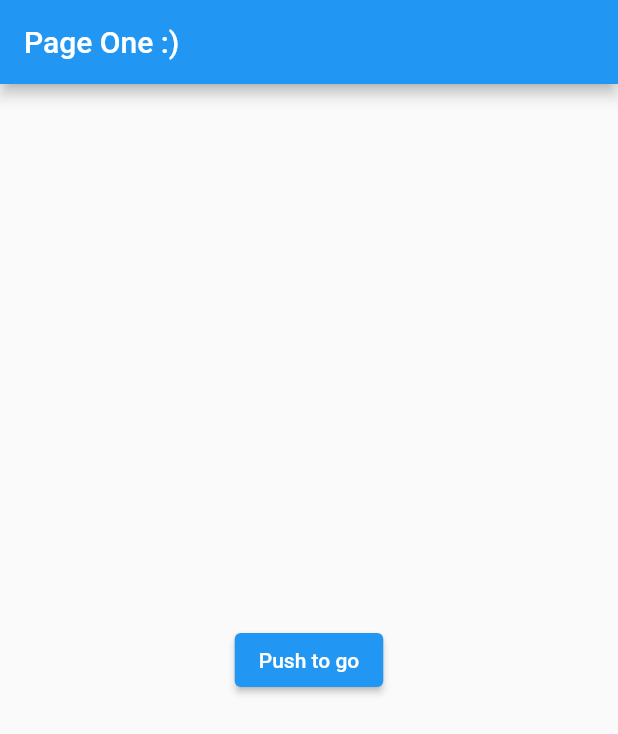
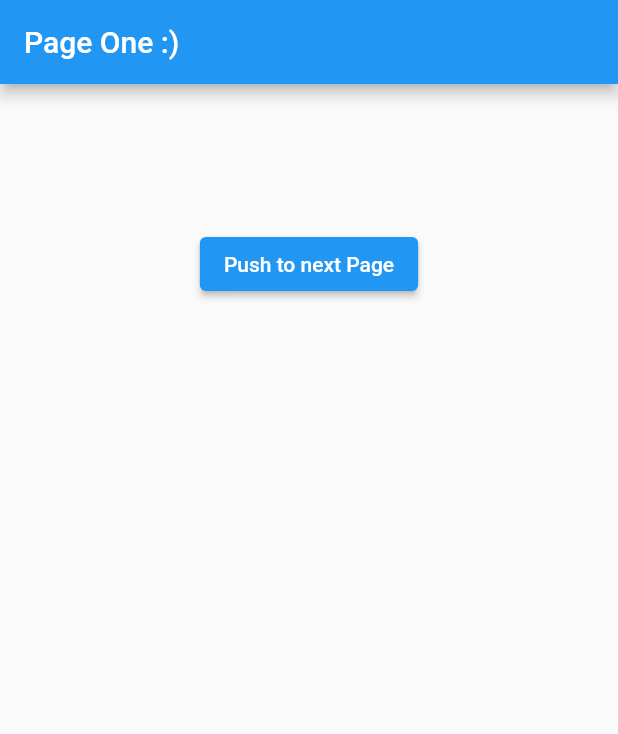
Before and after one commit to flutter-developer-roadmap/navy_flutter, a Flutter app: the screen it shows after launch, on a phone screen of 412 x 824 dp. Shown: the top 734 px of the screen. Run offline on Flutter 3.47's test engine with Material 2 defaults, Android fonts, the phone set to English and light mode, and no system bars.

Commit message:
troca de informações entre rotas

```diff
--- a/lib/pages/home_page.dart
+++ b/lib/pages/home_page.dart
@@ -9,19 +9,40 @@ class MyHomePage extends StatefulWidget {
 }
 
 class _MyHomePage extends State<MyHomePage> {
+  List<String>? listofthings;
+  @override
+  void initState() {
+    super.initState();
+    listofthings = [];
+  }
+
+  @override
+  void didChangeDependencies() {
+    super.didChangeDependencies();
+    listofthings =
+        (ModalRoute.of(context)?.settings.arguments as List<String>?) ?? [];
+  }
+
   @override
   Widget build(BuildContext context) {
     return Scaffold(
       appBar: AppBar(
         title: const Text('Page One :)'),
       ),
-      body: Center(
-        child: ElevatedButton(
-          onPressed: () {
-            Navigator.pushNamed(context, '/second');
-          },
-          child: const Text('Push to go'),
-        ),
+      body: ListView(
+        scrollDirection: Axis.vertical,
+        children: [
+          Center(
+            heightFactor: 5.0,
+            child: ElevatedButton(
+              onPressed: () {
+                Navigator.pushReplacementNamed(context, '/second',
+                    arguments: listofthings);
+              },
+              child: const Text('Push to next Page'),
+            ),
+          ),
+        ],
       ),
     );
   }
```
Also changed, not shown: lib/pages/page_three.dart (+13 -2 lines), lib/pages/page_two.dart (+13 -4 lines).
